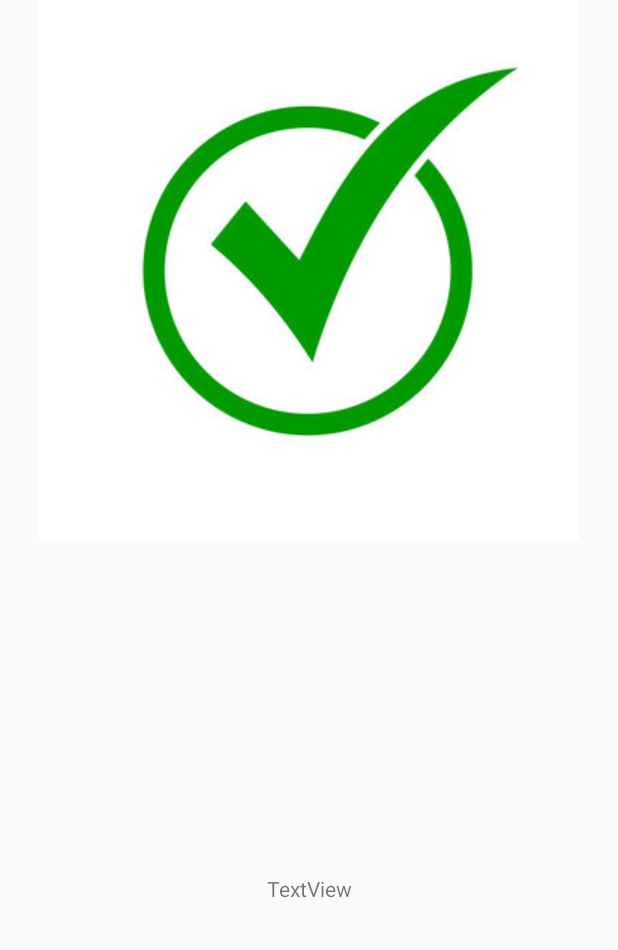
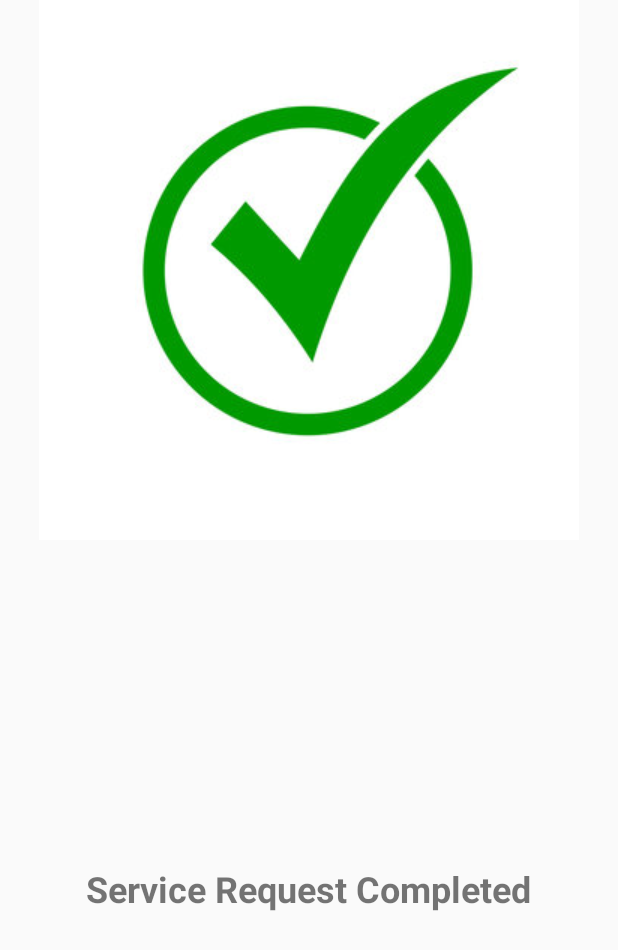
Before and after one commit to ajithsuryathati01/VechileTurn, an Android app: the Success screen opened directly, with no data from a screen before it, on a phone screen of 412 x 824 dp. Shown: the top 950 px of the screen. Run offline under Robolectric (Android 15) with nearby library versions, the phone set to English and light mode, and no system bars; our stand-ins replace Firebase (no records; nobody signed in at launch, a user with empty details on screens opened directly).

Commit message:
added maps

```diff
--- a/app/build.gradle
+++ b/app/build.gradle
@@ -30,13 +30,14 @@ dependencies {
     implementation 'androidx.constraintlayout:constraintlayout:1.1.3'
     implementation 'com.google.firebase:firebase-auth:16.0.5'
     implementation 'com.google.firebase:firebase-database:16.0.4'
+    implementation 'com.google.android.gms:play-services-maps:18.0.1'
     testImplementation 'junit:junit:4.12'
     implementation 'com.mashape.unirest:unirest-android:1.0+'
     implementation "androidx.biometric:biometric:1.1.0"
-    implementation 'com.squareup.okhttp3:okhttp:3.14.6'
     androidTestImplementation 'androidx.test.ext:junit:1.1.0'
     androidTestImplementation 'androidx.test.espresso:espresso-core:3.1.1'
     implementation platform('com.google.firebase:firebase-bom:29.0.0')
     implementation 'com.google.firebase:firebase-analytics'
     implementation 'com.android.volley:volley:1.2.1'
+    implementation 'com.google.android.gms:play-services-location:18.0.0'
 }
--- a/app/src/main/java/uk/ac/tees/aad/W9506463/Details.java
+++ b/app/src/main/java/uk/ac/tees/aad/W9506463/Details.java
@@ -123,11 +123,11 @@ public class Details extends AppCompatActivity implements  AdapterView.OnItemSel
                    String ldt="";
                    if(date == 1){
                        c.setTime(dt);
-                       ldt = c.toString();
+                       ldt = c.getTime().toString();
                    }else{
                        c.setTime(dt);
                        c.add(Calendar.DATE, 1);
-                      ldt = c.toString();
+                      ldt = c.getTime().toString();
                    }
                    Intent intent = new Intent(getApplicationContext(),Success.class);
                    intent.putExtra("car",cars.get(Selected).getCarNumber());
--- a/app/src/main/java/uk/ac/tees/aad/W9506463/Success.java
+++ b/app/src/main/java/uk/ac/tees/aad/W9506463/Success.java
@@ -1,15 +1,51 @@
 package uk.ac.tees.aad.W9506463;
 
+import androidx.annotation.NonNull;
 import androidx.appcompat.app.AppCompatActivity;
 
+import android.content.Intent;
 import android.os.Bundle;
+import android.widget.TextView;
+import android.widget.Toast;
+
+import com.google.android.gms.tasks.OnFailureListener;
+import com.google.android.gms.tasks.OnSuccessListener;
+import com.google.firebase.auth.FirebaseAuth;
+import com.google.firebase.auth.FirebaseUser;
+import com.google.firebase.database.DatabaseReference;
+import com.google.firebase.database.FirebaseDatabase;
 
 public class Success extends AppCompatActivity {
 
+    FirebaseDatabase  firebaseDatabase;
+    FirebaseUser firebaseUser;
+    FirebaseAuth firebaseAuth;
+    TextView texview;
     @Override
     protected void onCreate(Bundle savedInstanceState) {
         super.onCreate(savedInstanceState);
         setContentView(R.layout.activity_success);
 
+        firebaseAuth = FirebaseAuth.getInstance();
+        firebaseUser = firebaseAuth.getCurrentUser();
+        firebaseDatabase = FirebaseDatabase.getInstance();
+        DatabaseReference myRef = firebaseDatabase.getReference("orders");
+        texview = findViewById(R.id.finalmsg);
+
+        Order Order = new Order(getIntent().getStringExtra("car"),getIntent().getStringExtra("date"),getIntent().getStringExtra("service"));
+
+
+        myRef.child(firebaseUser.getUid()).child(Order.date).setValue(Order).addOnSuccessListener(new OnSuccessListener<Void>() {
+            @Override
+            public void onSuccess(Void aVoid) {
+                Toast.makeText(getApplicationContext(),"Order Placed",Toast.LENGTH_LONG).show();
+                texview.setText("Service Request Completed");
+            }
+        }).addOnFailureListener(new OnFailureListener() {
+            @Override
+            public void onFailure(@NonNull Exception e) {
+               texview.setText("Unable to place service request, check with connectino");
+            }
+        });
     }
 }
--- a/app/src/main/res/layout/activity_success.xml
+++ b/app/src/main/res/layout/activity_success.xml
@@ -13,13 +13,15 @@
         app:layout_constraintEnd_toEndOf="parent"
         app:layout_constraintStart_toStartOf="parent"
         app:layout_constraintTop_toTopOf="parent"
-        app:srcCompat="@drawable/right" />
+        app:srcCompat="@drawable/right"
+        android:contentDescription="TODO" />
 
     <TextView
-        android:id="@+id/textView10"
+        android:id="@+id/finalmsg"
         android:layout_width="wrap_content"
         android:layout_height="wrap_content"
-        android:text="TextView"
+        android:textSize="24sp"
+        android:textStyle="bold"
         app:layout_constraintBottom_toBottomOf="parent"
         app:layout_constraintEnd_toEndOf="parent"
         app:layout_constraintStart_toStartOf="parent"
--- a/app/src/main/res/values/strings.xml
+++ b/app/src/main/res/values/strings.xml
@@ -32,4 +32,5 @@
     <string name="today">Today</string>
     <string name="tommorow">tommorow</string>
     <string name="textview">TextView</string>
+    <string name="title_activity_maps">Map</string>
 </resources>
--- a/build.gradle
+++ b/build.gradle
@@ -7,7 +7,7 @@ buildscript {
 
     }
     dependencies {
-        classpath 'com.android.tools.build:gradle:3.5.3'
+        classpath 'com.android.tools.build:gradle:3.5.4'
         classpath 'com.google.gms:google-services:4.3.10'
     }
 }
```
Also changed, not shown: app/src/debug/res/values/google_maps_api.xml (added, +24 -0 lines), app/src/main/AndroidManifest.xml (+22 -1 lines), app/src/main/java/uk/ac/tees/aad/W9506463/EmergencyServices.java (+50 -0 lines), app/src/main/java/uk/ac/tees/aad/W9506463/MapsActivity.java (added, +47 -0 lines), app/src/main/java/uk/ac/tees/aad/W9506463/Order.java (added, +49 -0 lines), app/src/main/res/layout/activity_maps.xml (added, +30 -0 lines), 1 other file.
